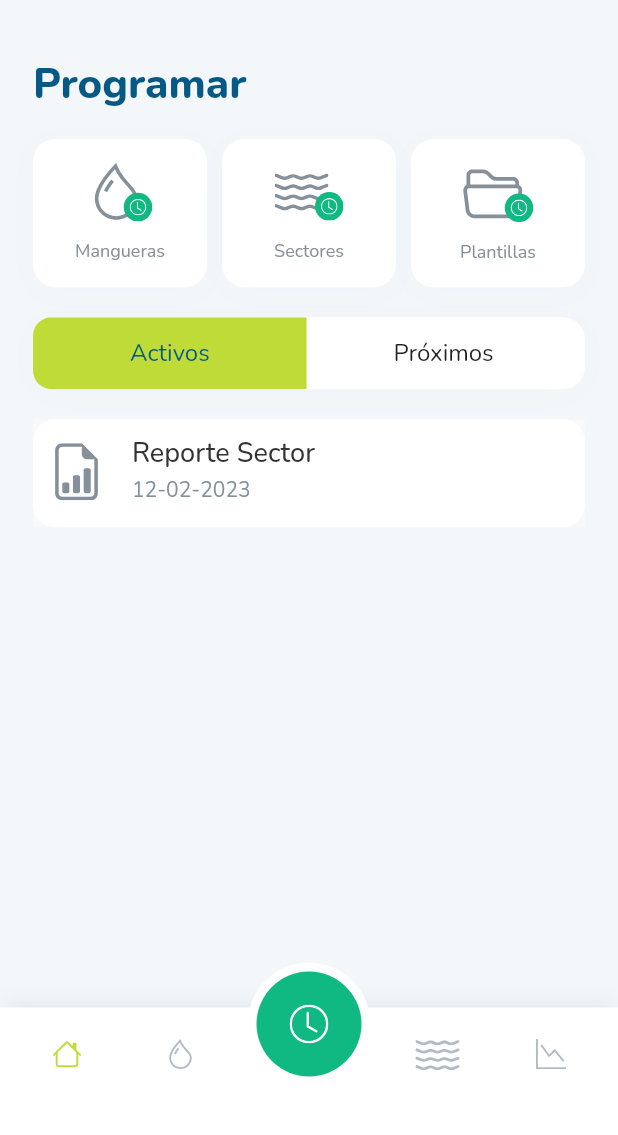
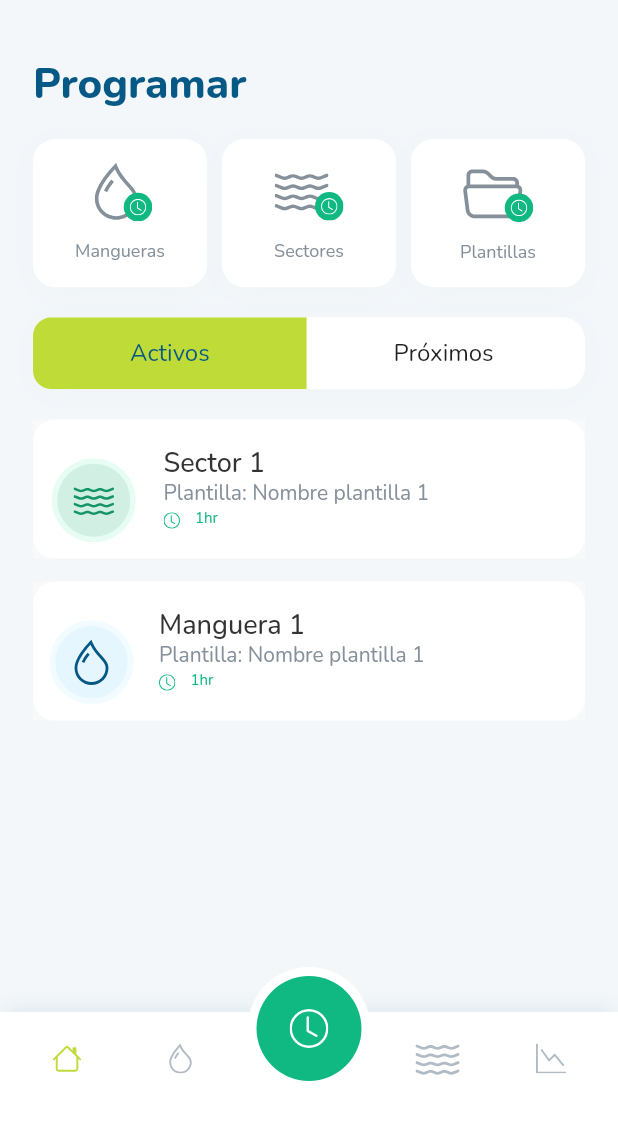
Before and after one commit to Matishock1/ezriegoapp, a Flutter app: the TabScreen screen opened directly, swiped to page 3, on a phone screen of 412 x 824 dp, the part 101-1236 px from its top. Run offline on Flutter 3.47's test engine with Material 2 defaults, Android fonts, the phone set to English and light mode, and no system bars; our stand-ins replace fl_chart, flutter_svg, gap, get, google_fonts.

Commit message:
variantes programar

```diff
--- a/lib/constants/colores.dart
+++ b/lib/constants/colores.dart
@@ -23,6 +23,7 @@ class ColorSettings {
   static const Color textoHuella = Color(0xff85909A);
   static const Color smallText = Color(0xff8B96A0);
   static const Color titleMedium = Color(0xff075985);
+  static const Color textoProximos = Color(0xffE4A400);
 
   static const Color sombraTab = Color.fromARGB(25, 34, 101, 135);
   static const Color sombraTab2 = Color.fromARGB(4, 30, 82, 135);
--- a/lib/screens/tabs_screens/tab_home_screen.dart
+++ b/lib/screens/tabs_screens/tab_home_screen.dart
@@ -82,7 +82,9 @@ class TabHomecreen extends StatelessWidget {
                       tituloBoton: 'Programar',
                       large: true,
                       descripcion: 'Programa el cuidado de tus cultivos',
-                      funcion: () {},
+                      funcion: () {
+                        _tabsController.currentPage = 2;
+                      },
                     )),
                     const Gap(15),
                     Expanded(
--- a/lib/screens/tabs_screens/tab_programar_screen.dart
+++ b/lib/screens/tabs_screens/tab_programar_screen.dart
@@ -102,10 +102,46 @@ class TabProgramar extends StatelessWidget {
             ),
             const Gap(20),
             Expanded(
-                child: Column(
-              children: const [
-                TileProgramar(),
-              ],
+                child: Obx(
+              () => _selectScreen[0]
+                  ? Column(
+                      children: const [
+                        TileProgramar(
+                          titulo: 'Sector 1',
+                          subtitulo: 'Plantilla: Nombre plantilla 1',
+                          icono: 'assets/svg/suelo.svg',
+                          descripcion: '1hr',
+                          activo: true,
+                        ),
+                        TileProgramar(
+                          titulo: 'Manguera 1',
+                          subtitulo: 'Plantilla: Nombre plantilla 1',
+                          icono: 'assets/svg/mangueras.svg',
+                          descripcion: '1hr',
+                          activo: true,
+                        ),
+                      ],
+                    )
+                  : Column(
+                      children: const [
+                        TileProgramar(
+                          titulo: 'Sector 1',
+                          subtitulo: 'Plantilla: Nombre plantilla 1',
+                          icono: 'assets/svg/suelo.svg',
+                          descripcion: '15:00 - 16:00 hrs',
+                          activo: false,
+                          fecha: '11 de abril, 2023',
+                        ),
+                        TileProgramar(
+                          titulo: 'Manguera 1',
+                          subtitulo: 'Plantilla: Nombre plantilla 1',
+                          icono: 'assets/svg/mangueras.svg',
+                          descripcion: '22:00 - 00:00 hrs',
+                          activo: false,
+                          fecha: '11 de abril, 2023',
+                        ),
+                      ],
+                    ),
             ))
           ],
         ),
--- a/lib/screens/tabs_screens/tab_screen.dart
+++ b/lib/screens/tabs_screens/tab_screen.dart
@@ -1,5 +1,3 @@
-import 'dart:io';
-
 import 'package:ezriegoapp/constants/colores.dart';
 import 'package:ezriegoapp/screens/screens.dart';
 import 'package:ezriegoapp/screens/tabs_screens/tab_reportes_screen.dart';
@@ -44,7 +42,7 @@ class BottonNavigation extends StatelessWidget {
   @override
   Widget build(BuildContext context) {
     return Container(
-        height: Platform.isAndroid ? 85 : 85 + 15,
+        // height: Platform.isAndroid ? 85 : 85 + 15,
         decoration: const BoxDecoration(
           color: ColorSettings.blanco,
           boxShadow: [
--- a/lib/widgets/tabs_widgets/tab_programar_widgets/tile_programar.dart
+++ b/lib/widgets/tabs_widgets/tab_programar_widgets/tile_programar.dart
@@ -5,7 +5,20 @@ import 'package:flutter_svg/flutter_svg.dart';
 import 'package:google_fonts/google_fonts.dart';
 
 class TileProgramar extends StatelessWidget {
-  const TileProgramar({super.key});
+  const TileProgramar(
+      {super.key,
+      required this.titulo,
+      required this.subtitulo,
+      required this.icono,
+      required this.descripcion,
+      required this.activo,
+      this.fecha});
+  final String titulo;
+  final String subtitulo;
+  final String icono;
+  final String descripcion;
+  final bool activo;
+  final String? fecha;
 
   @override
   Widget build(BuildContext context) {
@@ -30,28 +43,87 @@ class TileProgramar extends StatelessWidget {
                 minVerticalPadding: 10,
                 dense: true,
                 visualDensity: const VisualDensity(vertical: 2),
-                contentPadding: const EdgeInsets.symmetric(
-                  horizontal: 10,
+                contentPadding:
+                    const EdgeInsets.symmetric(horizontal: 10, vertical: 10),
+                isThreeLine: true,
+                leading: SvgPicture.asset(
+                  icono,
                 ),
-                leading: SvgPicture.asset(
-                  'assets/svg/file_report.svg',
-                ),
+                trailing: Padding(
+                    padding: const EdgeInsets.symmetric(
+                        horizontal: 10, vertical: 10),
+                    child: !activo
+                        ? SvgPicture.asset(
+                            'assets/svg/trash.svg',
+                          )
+                        : const SizedBox(
+                            height: 0,
+                          )),
                 title: Text(
-                  'Reporte Sector',
+                  titulo,
                   style: Theme.of(context).textTheme.displayMedium!.copyWith(
                       fontWeight: FontWeight.w500,
                       fontFamily: GoogleFonts.nunito().fontFamily),
                 ),
-                subtitle: Row(
+                subtitle: Column(
+                  children: [
+                    Row(
                       children: [
                         Expanded(
                             child: Text(
-                      '12-02-2023',
+                          subtitulo,
                           style: Theme.of(context)
                               .textTheme
                               .bodySmall!
                               .copyWith(fontSize: 14),
                         ))
+                      ],
+                    ),
+                    Row(
+                      children: [
+                        Expanded(
+                            child: RichText(
+                          text: TextSpan(
+                              style: Theme.of(context)
+                                  .textTheme
+                                  .bodySmall!
+                                  .copyWith(fontSize: 10),
+                              children: [
+                                WidgetSpan(
+                                    child: SvgPicture.asset(
+                                        'assets/svg/tiny_clock.svg',
+                                        colorFilter: ColorFilter.mode(
+                                            activo
+                                                ? ColorSettings.primario
+                                                : ColorSettings.textoProximos,
+                                            BlendMode.srcIn))),
+                                const WidgetSpan(child: Gap(10)),
+                                TextSpan(
+                                  text: descripcion,
+                                  style: Theme.of(context)
+                                      .textTheme
+                                      .bodySmall!
+                                      .copyWith(
+                                          fontSize: 10,
+                                          color: activo
+                                              ? ColorSettings.primario
+                                              : ColorSettings.textoProximos),
+                                ),
+                                const WidgetSpan(child: Gap(5)),
+                                if (fecha.toString() != 'null')
+                                  WidgetSpan(
+                                      alignment: PlaceholderAlignment.middle,
+                                      child: SvgPicture.asset(
+                                        'assets/svg/point.svg',
+                                      )),
+                                const WidgetSpan(child: Gap(5)),
+                                TextSpan(
+                                  text: fecha,
+                                ),
+                              ]),
+                        ))
+                      ],
+                    ),
                   ],
                 ),
                 onTap: () {},
```
Also changed, not shown: assets/svg/point.svg (added), assets/svg/tiny_clock.svg (added), assets/svg/trash.svg (added). Lines whose indentation alone changed are shown as unchanged.
